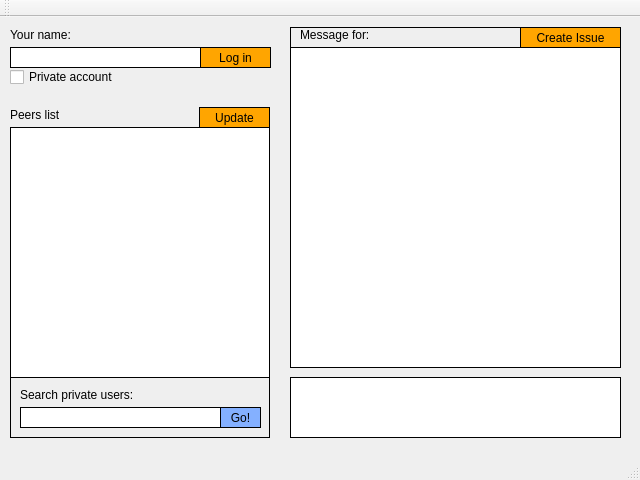
This is Client/clientwindow.ui in ToshUxanoff/P2P-Chat as Qt 5 draws it before an edit. The edited form follows.
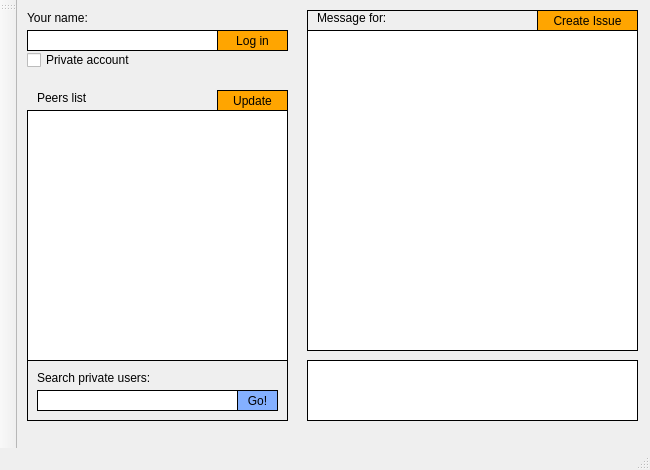
This is the edited form.

```diff
--- a/Client/clientwindow.ui
+++ b/Client/clientwindow.ui
@@ -6,19 +6,19 @@
    <rect>
     <x>0</x>
     <y>0</y>
-    <width>640</width>
-    <height>480</height>
+    <width>650</width>
+    <height>470</height>
    </rect>
   </property>
   <property name="minimumSize">
    <size>
-    <width>640</width>
-    <height>480</height>
+    <width>650</width>
+    <height>470</height>
    </size>
   </property>
   <property name="maximumSize">
    <size>
-    <width>640</width>
+    <width>650</width>
     <height>480</height>
    </size>
   </property>
@@ -96,7 +96,7 @@
    <widget class="QLabel" name="label_3">
     <property name="geometry">
      <rect>
-      <x>10</x>
+      <x>20</x>
       <y>90</y>
       <width>91</width>
       <height>16</height>
@@ -111,7 +111,7 @@
      <rect>
       <x>10</x>
       <y>110</y>
-      <width>260</width>
+      <width>261</width>
       <height>251</height>
      </rect>
     </property>
@@ -135,7 +135,7 @@
    <widget class="QPushButton" name="UpdateListButton">
     <property name="geometry">
      <rect>
-      <x>199</x>
+      <x>200</x>
       <y>90</y>
       <width>71</width>
       <height>21</height>
@@ -194,7 +194,7 @@
      <rect>
       <x>10</x>
       <y>360</y>
-      <width>260</width>
+      <width>261</width>
       <height>61</height>
      </rect>
     </property>
@@ -321,6 +321,15 @@
     </property>
    </widget>
   </widget>
+  <widget class="QToolBar" name="mainToolBar">
+   <attribute name="toolBarArea">
+    <enum>LeftToolBarArea</enum>
+   </attribute>
+   <attribute name="toolBarBreak">
+    <bool>false</bool>
+   </attribute>
+  </widget>
+  <widget class="QStatusBar" name="statusBar"/>
   <widget class="QMenuBar" name="menuBar">
    <property name="geometry">
     <rect>
@@ -331,15 +340,6 @@
     </rect>
    </property>
   </widget>
-  <widget class="QToolBar" name="mainToolBar">
-   <attribute name="toolBarArea">
-    <enum>TopToolBarArea</enum>
-   </attribute>
-   <attribute name="toolBarBreak">
-    <bool>false</bool>
-   </attribute>
-  </widget>
-  <widget class="QStatusBar" name="statusBar"/>
  </widget>
  <layoutdefault spacing="6" margin="11"/>
  <resources/>
```
Left out of the diff: 2 changed lines with no effect on the pictures.
